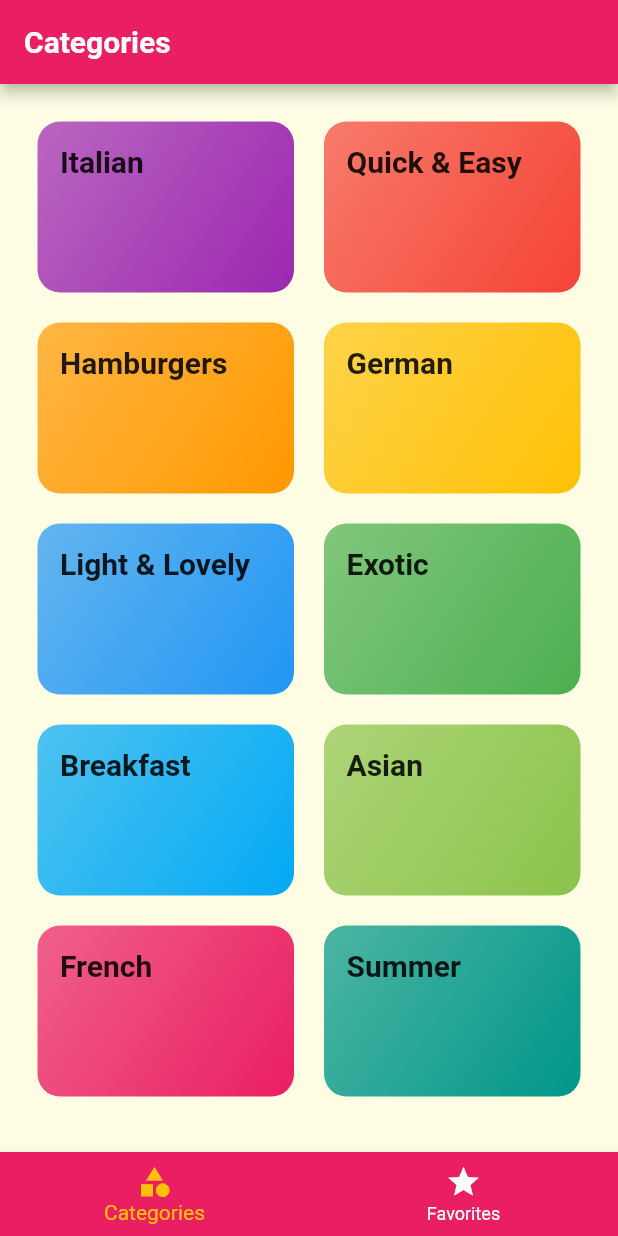
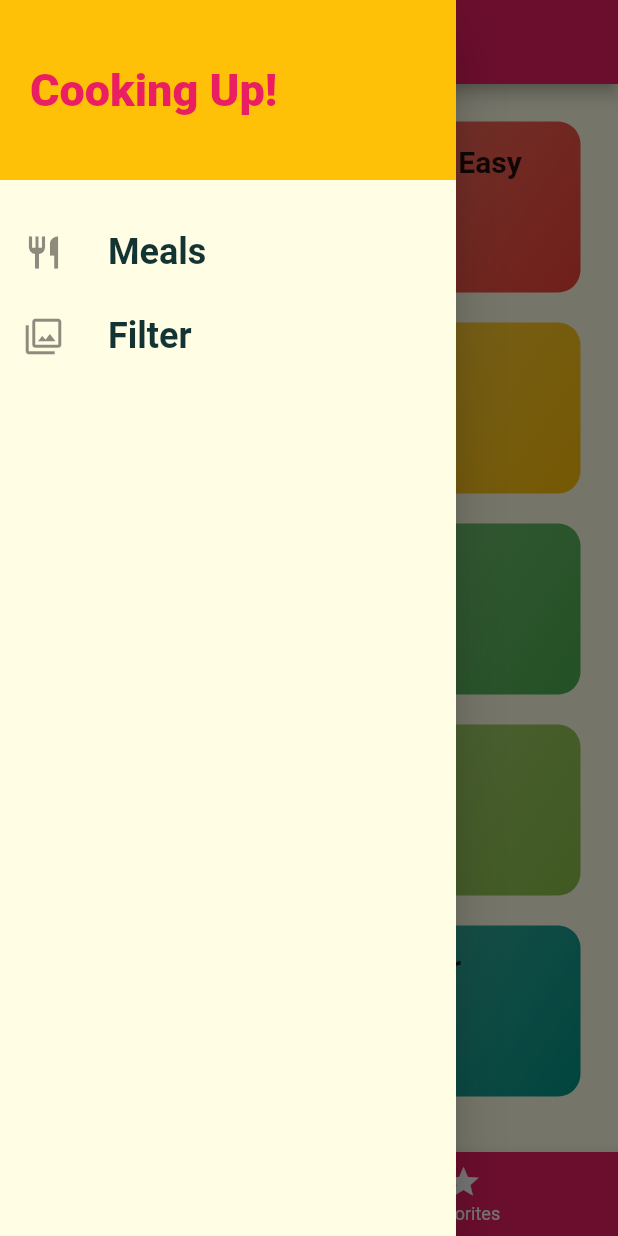
Before and after one commit to phuquang147/meals_app, a Flutter app: the screen it shows after launch, with the side drawer open (before the commit the screen has no drawer), on a phone screen of 412 x 824 dp. Run offline on Flutter 3.47's test engine with Material 2 defaults, Android fonts, the phone set to English and light mode, and no system bars.

Commit message:
Add drawer

```diff
--- a/lib/main.dart
+++ b/lib/main.dart
@@ -4,6 +4,7 @@ import 'screens/tabs_screen.dart';
 import 'screens/category_meals_screen.dart';
 import 'screens/categories_screen.dart';
 import 'screens/meal_detail_screen.dart';
+import 'screens/filters_screen.dart';
 
 void main() => runApp(MyApp());
 
@@ -33,6 +34,7 @@ class MyApp extends StatelessWidget {
         '/': (ctx) => TabsScreen(),
         CategoryMealsScreen.routeName: (ctx) => CategoryMealsScreen(),
         MealDetail.routeName: (ctx) => MealDetail(),
+        FiltersScreen.routeName: (ctx) => FiltersScreen(),
       },
     );
   }
--- /dev/null
+++ b/lib/screens/filters_screen.dart
@@ -0,0 +1,16 @@
+import 'package:flutter/material.dart';
+import '../widgets/main_drawer.dart';
+
+class FiltersScreen extends StatelessWidget {
+  static const routeName = '/filters';
+
+  @override
+  Widget build(BuildContext context) {
+    return Scaffold(
+      appBar: AppBar(
+        title: Text('Your Filters'),
+      ),
+      drawer: MainDrawer(),
+    );
+  }
+}
--- a/lib/screens/tabs_screen.dart
+++ b/lib/screens/tabs_screen.dart
@@ -1,4 +1,6 @@
 import 'package:flutter/material.dart';
+
+import '../widgets/main_drawer.dart';
 
 import './categories_screen.dart';
 import './favorites_screen.dart';
@@ -34,6 +36,7 @@ class _TabsScreenState extends State<TabsScreen> {
       appBar: AppBar(
         title: Text(_pages[_selectedPageIndex]['title']),
       ),
+      drawer: MainDrawer(),
       body: _pages[_selectedPageIndex]['page'],
       bottomNavigationBar: BottomNavigationBar(
         onTap: _selectPage,
--- /dev/null
+++ b/lib/widgets/main_drawer.dart
@@ -0,0 +1,63 @@
+import 'package:flutter/material.dart';
+
+import '../screens/filters_screen.dart';
+
+class MainDrawer extends StatelessWidget {
+  Widget buildListTile(String title, IconData icon, Function tapHandler) {
+    return ListTile(
+      leading: Icon(
+        icon,
+        size: 26,
+      ),
+      title: Text(
+        title,
+        style: TextStyle(
+          fontSize: 24,
+          fontWeight: FontWeight.bold,
+        ),
+      ),
+      onTap: tapHandler,
+    );
+  }
+
+  @override
+  Widget build(BuildContext context) {
+    return Drawer(
+      child: Column(
+        children: [
+          Container(
+            height: 120,
+            width: double.infinity,
+            padding: EdgeInsets.all(20),
+            alignment: Alignment.centerLeft,
+            color: Theme.of(context).accentColor,
+            child: Text(
+              'Cooking Up!',
+              style: TextStyle(
+                fontWeight: FontWeight.w900,
+                fontSize: 30,
+                color: Theme.of(context).primaryColor,
+              ),
+            ),
+          ),
+          SizedBox(height: 20),
+          buildListTile(
+            'Meals',
+            Icons.restaurant,
+            () {
+              Navigator.of(context).pushReplacementNamed('/');
+            },
+          ),
+          buildListTile(
+            'Filter',
+            Icons.filter,
+            () {
+              Navigator.of(context)
+                  .pushReplacementNamed(FiltersScreen.routeName);
+            },
+          ),
+        ],
+      ),
+    );
+  }
+}
```
